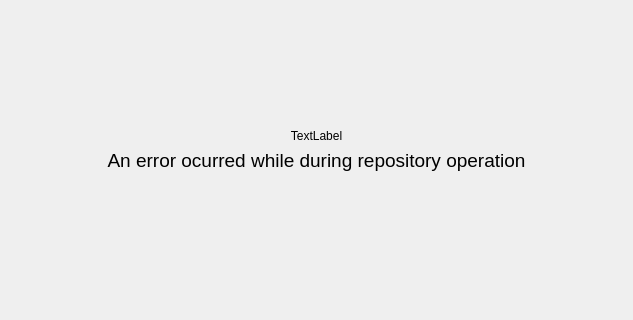
Sourcerer-Team/Sourcerer, file component/GuiManager/src/containers/GitRepoContainer.ui: the form before one commit; both pictures show x 0 to 633 and y 112 to 432 of the 633 by 524 pixel window.
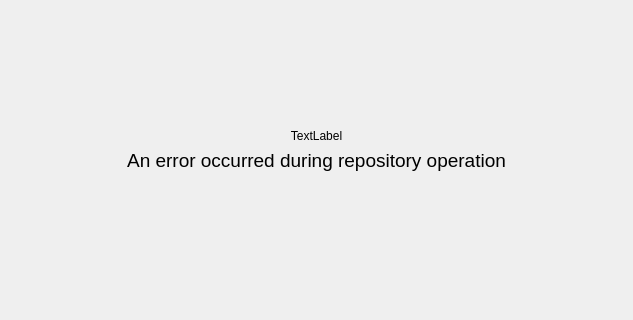
The form after the commit. The open tabs and pages were chosen to show the change. Custom widgets are drawn as their Qt base class.

Commit message: Both Commit and Merge button visible when opening an initialized repo without first commit #38

Diff of the .ui file:
```diff
--- a/component/GuiManager/src/containers/GitRepoContainer.ui
+++ b/component/GuiManager/src/containers/GitRepoContainer.ui
@@ -1388,7 +1388,7 @@
                 </font>
                </property>
                <property name="text">
-                <string>An error ocurred while during repository operation</string>
+                <string>An error occurred during repository operation</string>
                </property>
                <property name="alignment">
                 <set>Qt::AlignmentFlag::AlignHCenter|Qt::AlignmentFlag::AlignTop</set>
```
The commit also changes 2 other files.
